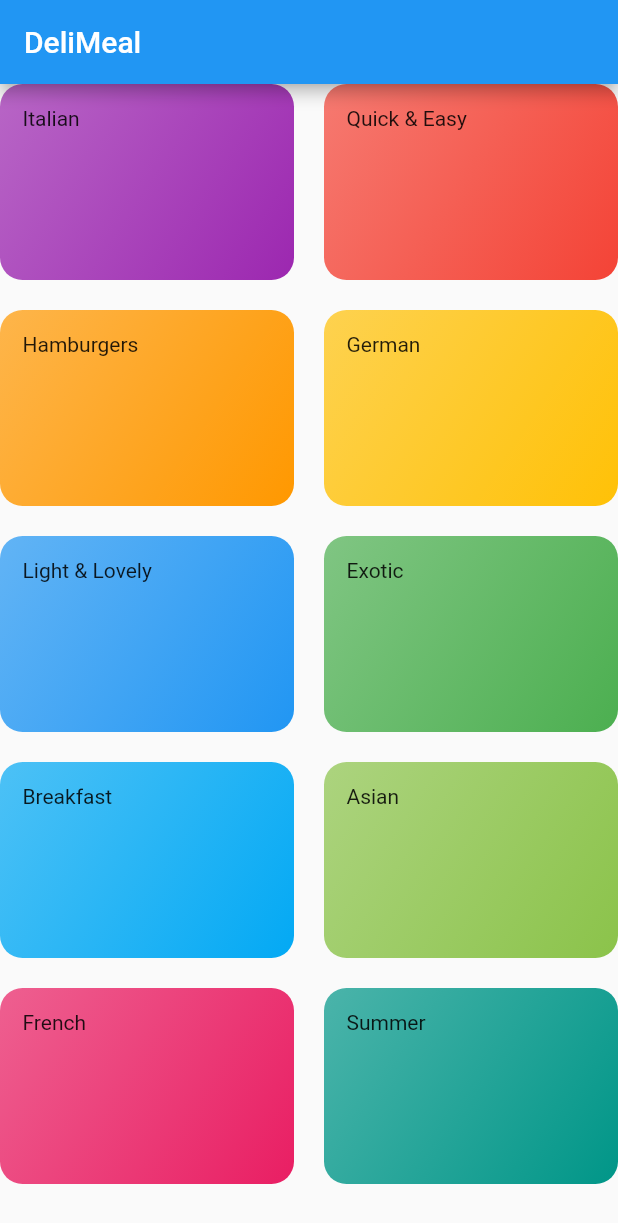
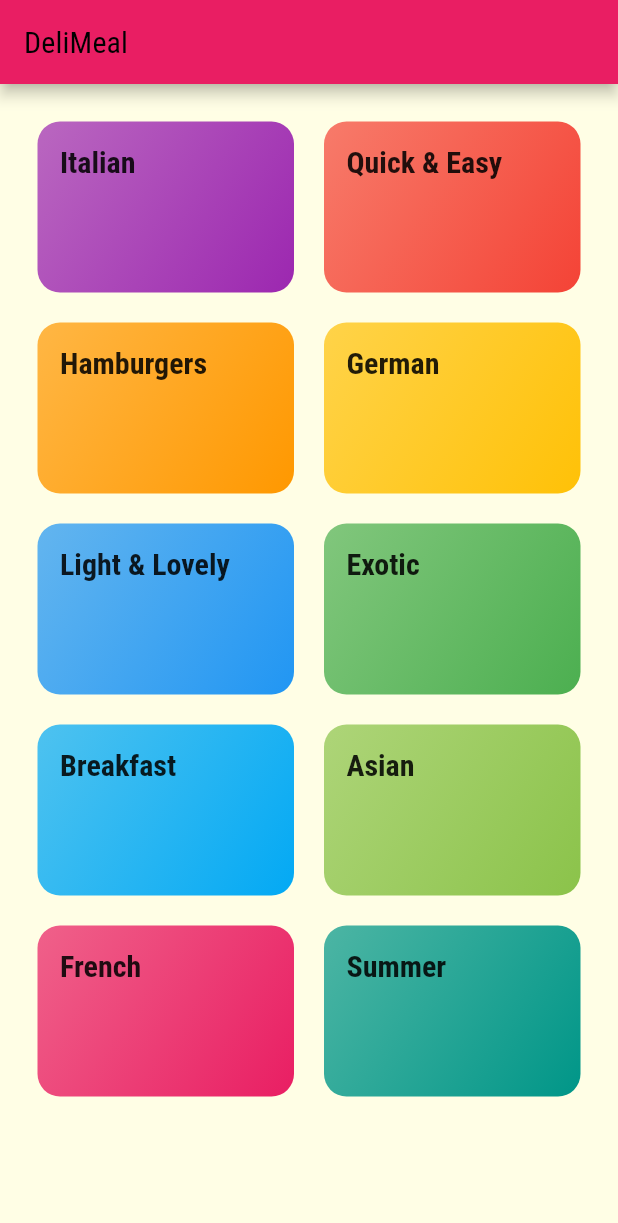
Before and after one commit to dastagg/ACMIND-meals, a Flutter app: the screen it shows after launch, on a phone screen of 412 x 824 dp. Shown: the top 1223 px of the screen. Run offline on Flutter 3.47's test engine with Material 2 defaults, Android fonts, the phone set to English and light mode, and no system bars.

Commit message:
Add fonts to assets, Update Categories Screen to use new fonts.

```diff
--- a/lib/categories_screen.dart
+++ b/lib/categories_screen.dart
@@ -10,9 +10,13 @@ class CategoriesScreen extends StatelessWidget {
   Widget build(BuildContext context) {
     return Scaffold(
       appBar: AppBar(
-        title: const Text('DeliMeal'),
+        title: Text(
+          'DeliMeal',
+          style: Theme.of(context).textTheme.subtitle2,
+        ),
       ),
       body: GridView(
+        padding: const EdgeInsets.all(25),
         gridDelegate: const SliverGridDelegateWithMaxCrossAxisExtent(
           maxCrossAxisExtent: 200,
           childAspectRatio: 3 / 2,
--- a/lib/category_item.dart
+++ b/lib/category_item.dart
@@ -10,7 +10,10 @@ class CategoryItem extends StatelessWidget {
   Widget build(BuildContext context) {
     return Container(
       padding: const EdgeInsets.all(15),
-      child: Text(title),
+      child: Text(
+        title,
+        style: Theme.of(context).textTheme.subtitle1,
+      ),
       decoration: BoxDecoration(
         gradient: LinearGradient(
           colors: [
--- a/lib/main.dart
+++ b/lib/main.dart
@@ -1,4 +1,5 @@
 import 'package:flutter/material.dart';
+
 import 'categories_screen.dart';
 
 void main() => runApp(const MyApp());
@@ -11,7 +12,23 @@ class MyApp extends StatelessWidget {
     return MaterialApp(
       title: 'DeliMeals',
       theme: ThemeData(
-        primarySwatch: Colors.blue,
+        primarySwatch: Colors.pink,
+        accentColor: Colors.amber,
+        canvasColor: const Color.fromRGBO(255, 254, 229, 1),
+        fontFamily: 'Raleway',
+        textTheme: ThemeData.light().textTheme.copyWith(
+              bodyText1: const TextStyle(color: Color.fromRGBO(20, 51, 51, 1)),
+              bodyText2: const TextStyle(color: Color.fromRGBO(20, 51, 51, 1)),
+              subtitle1: const TextStyle(
+                fontSize: 20,
+                fontFamily: 'RobotoCondensed',
+                fontWeight: FontWeight.bold,
+              ),
+              subtitle2: const TextStyle(
+                fontSize: 20,
+                fontFamily: 'RobotoCondensed',
+              ),
+            ),
       ),
       home: const CategoriesScreen(),
     );
```
Also changed, not shown: pubspec.yaml (+17 -0 lines), assets/fonts/Raleway-Black.ttf (added), assets/fonts/Raleway-Bold.ttf (added), assets/fonts/Raleway-Regular.ttf (added), assets/fonts/RobotoCondensed-Bold.ttf (added), assets/fonts/RobotoCondensed-Italic.ttf (added), assets/fonts/RobotoCondensed-Light.ttf (added), assets/fonts/RobotoCondensed-Regular.ttf (added).
